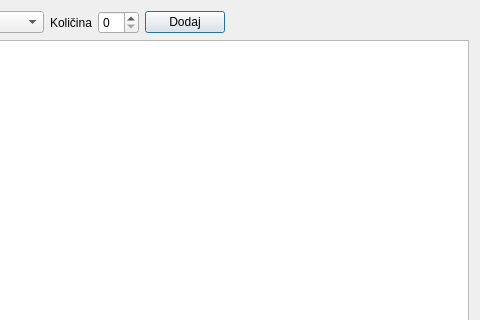
The window that spisakzahtevaa1.ui (zivke/nabavke) describes before a commit, drawn with Qt 5; both pictures show x 123 to 603 and y 0 to 320 of the 603 by 403 pixel window.
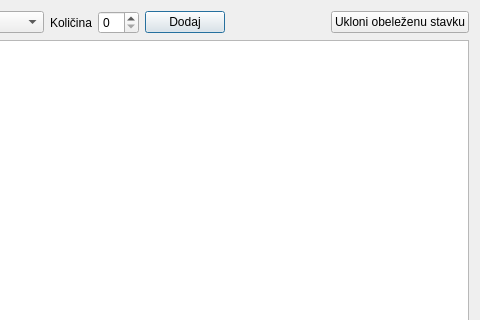
The same window after the commit.

What changed in the file:
```diff
--- a/spisakzahtevaa1.ui
+++ b/spisakzahtevaa1.ui
@@ -56,6 +56,13 @@
        </property>
       </spacer>
      </item>
+     <item>
+      <widget class="QPushButton" name="btnUkloni">
+       <property name="text">
+        <string>Ukloni obeleženu stavku</string>
+       </property>
+      </widget>
+     </item>
     </layout>
    </item>
    <item>
```
